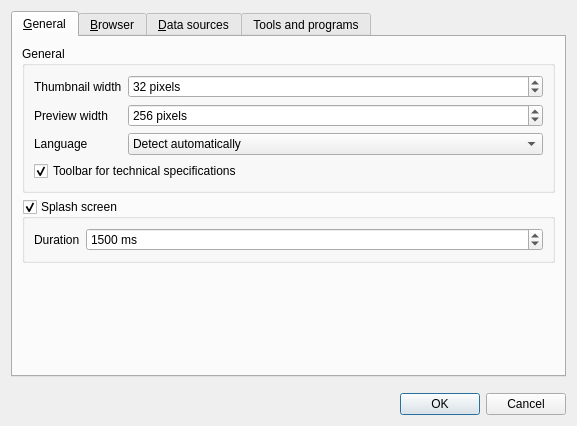
This is src/settingsdialog.ui in ZIMA-Engineering/ZIMA-CAD-Parts as Qt 5 draws it before an edit. The edited form follows.
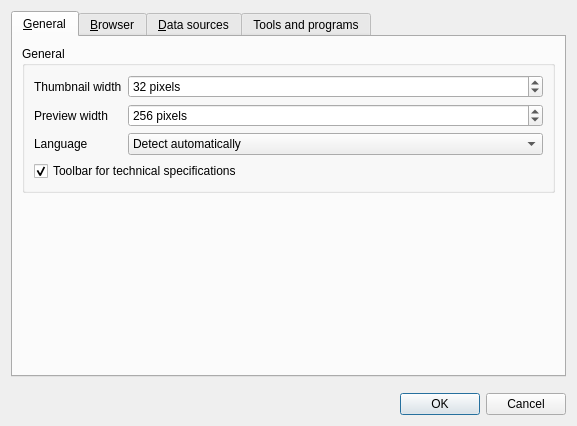
This is the edited form.

Commit message:
Remove the startup splash and place Settings last
Open the main window directly instead of displaying a separate startup
image. Remove the obsolete splash controls, resource and stored preference
handling so startup has no extra screen or configurable delay.

Place the command-panel toggle immediately before Settings on the toolbar.
Update the navigation guide and startup integration check to cover the
direct window, event delivery and final action order.

Validation: clean Qt/MSVC build and the complete 56-check GUI suite pass
with the accompanying file-tool changes.

Patch:
```diff
--- a/src/settingsdialog.ui
+++ b/src/settingsdialog.ui
@@ -118,44 +118,6 @@
          </layout>
         </widget>
        </item>
-       <item>
-        <widget class="QGroupBox" name="splashGroupBox">
-         <property name="title">
-          <string>Splash screen</string>
-         </property>
-         <property name="checkable">
-          <bool>true</bool>
-         </property>
-         <layout class="QFormLayout" name="formLayout">
-          <property name="fieldGrowthPolicy">
-           <enum>QFormLayout::AllNonFixedFieldsGrow</enum>
-          </property>
-          <item row="0" column="0">
-           <widget class="QLabel" name="timeLabel">
-            <property name="text">
-             <string>Duration</string>
-            </property>
-           </widget>
-          </item>
-          <item row="0" column="1">
-           <widget class="QSpinBox" name="splashDurationSpinBox">
-            <property name="suffix">
-             <string> ms</string>
-            </property>
-            <property name="maximum">
-             <number>5000</number>
-            </property>
-            <property name="singleStep">
-             <number>100</number>
-            </property>
-            <property name="value">
-             <number>1500</number>
-            </property>
-           </widget>
-          </item>
-         </layout>
-        </widget>
-       </item>
        <item>
         <spacer name="verticalSpacer_3">
          <property name="orientation">
```
The commit also changes 9 other files.
